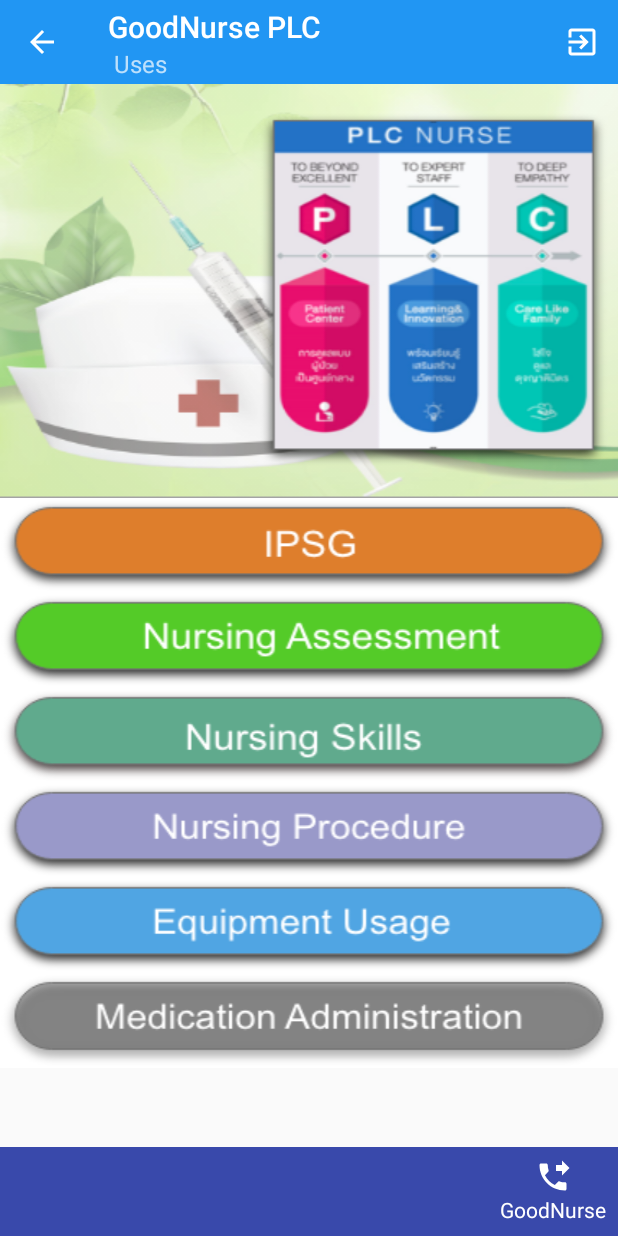
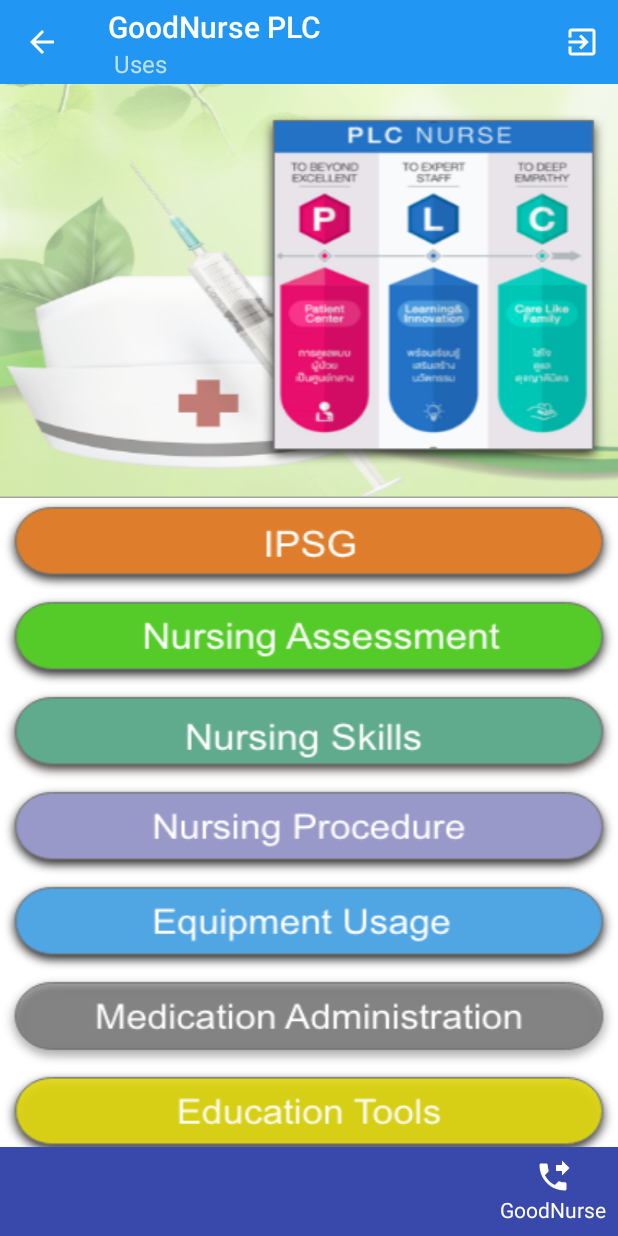
Before and after one commit to ratthakarn/appnurse, an Android app: the screen it shows after launch once a user with an empty profile is signed in (ServiceActivity), on a phone screen of 412 x 824 dp. Run offline under Robolectric (Android 15) with nearby library versions, the phone set to English and light mode, and no system bars; our stand-ins replace Firebase (no records; nobody signed in at launch, a user with empty details on screens opened directly).

Commit message:
app nurse final 7 menus  update

```diff
--- a/app/build.gradle
+++ b/app/build.gradle
@@ -5,9 +5,9 @@ android {
     defaultConfig {
         applicationId "rathakarn.th.co.gkrgroup.goodnurse"
         minSdkVersion 15
-        targetSdkVersion 22
-        versionCode 1
-        versionName "1.0"
+        targetSdkVersion 26
+        versionCode 3
+        versionName "1.3"
         testInstrumentationRunner "android.support.test.runner.AndroidJUnitRunner"
     }
     buildTypes {
--- a/app/src/main/java/rathakarn/th/co/gkrgroup/goodnurse/CatetoryFragment.java
+++ b/app/src/main/java/rathakarn/th/co/gkrgroup/goodnurse/CatetoryFragment.java
@@ -17,7 +17,7 @@ import android.widget.ImageView;
  */
 public class CatetoryFragment extends Fragment implements View.OnClickListener {
 
-    private ImageView imageView1, imageView2, imageView3, imageView4,imageView5, imageView6;
+    private ImageView imageView1, imageView2, imageView3, imageView4,imageView5, imageView6, imageView7;
 
 
     public CatetoryFragment() {
@@ -34,6 +34,7 @@ public class CatetoryFragment extends Fragment implements View.OnClickListener {
         imageView4 = getView().findViewById(R.id.imvCat4);
         imageView5 = getView().findViewById(R.id.imvCat5);
         imageView6 = getView().findViewById(R.id.imvCat6);
+        imageView7 = getView().findViewById(R.id.imvCat7);
 
 
 
@@ -45,6 +46,7 @@ public class CatetoryFragment extends Fragment implements View.OnClickListener {
         imageView4.setOnClickListener(this);
         imageView5.setOnClickListener(this);
         imageView6.setOnClickListener(this);
+        imageView7.setOnClickListener(this);
 
 //        Phone Controller
        // phoneController();
@@ -99,10 +101,17 @@ public class CatetoryFragment extends Fragment implements View.OnClickListener {
             case R.id.imvCat5:
                 index = 4;
                 moveToShowList(index);
+                break;
 
-            case  R.id.imvCat6:
+            case R.id.imvCat6:
                 index = 5;
                 moveToShowList(index);
+                break;
+
+            case R.id.imvCat7:
+                index = 6;
+                moveToShowList(index);
+                break;
         }
 
     }
--- a/app/src/main/java/rathakarn/th/co/gkrgroup/goodnurse/ListVideoFragment.java
+++ b/app/src/main/java/rathakarn/th/co/gkrgroup/goodnurse/ListVideoFragment.java
@@ -28,7 +28,7 @@ import java.util.List;
  */
 public class ListVideoFragment extends Fragment {
 
-    String[] categoryStrings = {"VideoMasterUNG", "VideoMovie", "VideoTrevel", "VideoOther", "VideoOther1", "VideoOther2"};
+    String[] categoryStrings = {"VideoMasterUNG", "VideoMovie", "VideoTrevel", "VideoOther", "VideoOther1", "VideoOther2", "VideoEducate"};
     int index;
 
     public ListVideoFragment() {
--- a/app/src/main/res/layout/fragment_catetory.xml
+++ b/app/src/main/res/layout/fragment_catetory.xml
@@ -101,6 +101,15 @@
                 android:layout_width="match_parent"
                 android:layout_height="match_parent" />
 
+            <ImageView
+                android:scaleType="fitXY"
+                android:id="@+id/imvCat7"
+                android:background="#FFFFFF"
+                android:layout_weight="1"
+                android:src="@drawable/seven"
+                android:layout_width="match_parent"
+                android:layout_height="match_parent" />
+
 
 
 
```
Also changed, not shown: app/src/main/res/drawable-hdpi/logo_app.png, app/src/main/res/drawable-mdpi/logo_app.png, app/src/main/res/drawable-mdpi/seven.png (added), app/src/main/res/drawable-xhdpi/logo_app.png, app/src/main/res/drawable-xxhdpi/logo_app.png, 2 other files.
